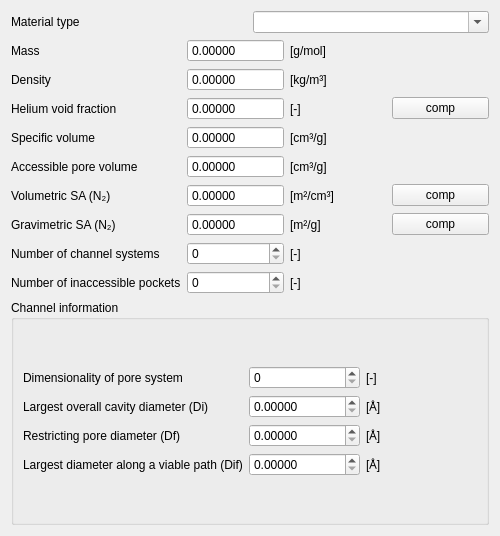
Old version of the form iRASPA/cellstructuralform.ui in the repository gnvramanarao/iRASPA-QT.
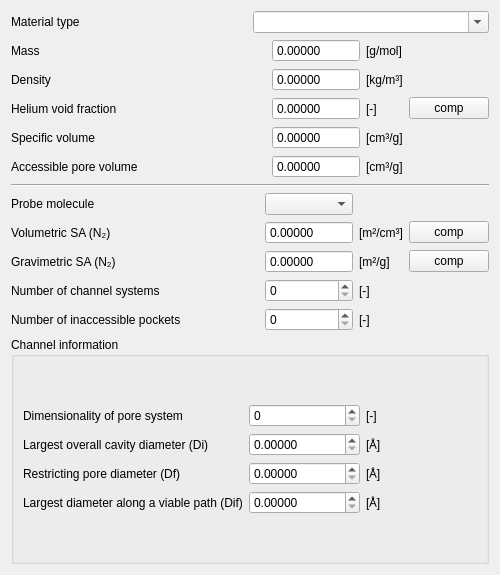
New version of the form. Custom widgets are drawn as their Qt base class.

Commit message: • Use different probe-molecule for the surface areas.

Diff of the .ui file:
```diff
--- a/iRASPA/cellstructuralform.ui
+++ b/iRASPA/cellstructuralform.ui
@@ -7,7 +7,7 @@
     <x>0</x>
     <y>0</y>
     <width>500</width>
-    <height>536</height>
+    <height>575</height>
    </rect>
   </property>
   <property name="windowTitle">
@@ -37,128 +37,7 @@
     </layout>
    </item>
    <item>
-    <layout class="QVBoxLayout" name="verticalLayout_3" stretch="0">
-     <item>
-      <layout class="QGridLayout" name="gridLayout" columnstretch="1,1,1,1">
-       <item row="8" column="0">
-        <widget class="QLabel" name="label_10">
-         <property name="text">
-          <string>Number of inaccessible pockets</string>
-         </property>
-        </widget>
-       </item>
-       <item row="6" column="2">
-        <widget class="QLabel" name="label_31">
-         <property name="text">
-          <string>[m²/g]</string>
-         </property>
-        </widget>
-       </item>
-       <item row="6" column="0">
-        <widget class="QLabel" name="label_8">
-         <property name="text">
-          <string>Gravimetric SA (N₂)</string>
-         </property>
-        </widget>
-       </item>
-       <item row="4" column="2">
-        <widget class="QLabel" name="label_27">
-         <property name="text">
-          <string>[cm³/g]</string>
-         </property>
-        </widget>
-       </item>
-       <item row="1" column="2">
-        <widget class="QLabel" name="label_22">
-         <property name="text">
-          <string>[kg/m³]</string>
-         </property>
-        </widget>
-       </item>
-       <item row="7" column="0">
-        <widget class="QLabel" name="label_9">
-         <property name="text">
-          <string>Number of channel systems</string>
-         </property>
-        </widget>
-       </item>
-       <item row="5" column="2">
-        <widget class="QLabel" name="label_25">
-         <property name="text">
-          <string>[m²/cm³]</string>
-         </property>
-        </widget>
-       </item>
-       <item row="4" column="0">
-        <widget class="QLabel" name="label_6">
-         <property name="text">
-          <string>Accessible pore volume</string>
-         </property>
-        </widget>
-       </item>
-       <item row="2" column="2">
-        <widget class="QLabel" name="label_26">
-         <property name="text">
-          <string>[-]</string>
-         </property>
-        </widget>
-       </item>
-       <item row="8" column="2">
-        <widget class="QLabel" name="label_30">
-         <property name="text">
-          <string>[-]</string>
-         </property>
-        </widget>
-       </item>
-       <item row="7" column="2">
-        <widget class="QLabel" name="label_23">
-         <property name="text">
-          <string>[-]</string>
-         </property>
-        </widget>
-       </item>
-       <item row="5" column="0">
-        <widget class="QLabel" name="label_7">
-         <property name="text">
-          <string>Volumetric SA (N₂)</string>
-         </property>
-        </widget>
-       </item>
-       <item row="0" column="0">
-        <widget class="QLabel" name="label_2">
-         <property name="text">
-          <string>Mass</string>
-         </property>
-        </widget>
-       </item>
-       <item row="2" column="0">
-        <widget class="QLabel" name="label_4">
-         <property name="text">
-          <string>Helium void fraction</string>
-         </property>
-        </widget>
-       </item>
-       <item row="3" column="2">
-        <widget class="QLabel" name="label_28">
-         <property name="text">
-          <string>[cm³/g]</string>
-         </property>
-        </widget>
-       </item>
-       <item row="1" column="0">
-        <widget class="QLabel" name="label_3">
-         <property name="text">
-          <string>Density</string>
-         </property>
-        </widget>
-       </item>
-       <item row="3" column="0">
-        <widget class="QLabel" name="label_5">
-         <property name="text">
-          <string>Specific volume</string>
-         </property>
-        </widget>
-       </item>
+    <layout class="QGridLayout" name="gridLayout_3" columnstretch="1,0,0,0">
        <item row="0" column="2">
         <widget class="QLabel" name="label_24">
          <property name="text">
@@ -166,6 +45,31 @@
          </property>
         </widget>
        </item>
+     <item row="2" column="1">
+      <widget class="CustomDoubleSpinBox" name="heliumVoidFractionDoubleSpinBox">
+       <property name="sizePolicy">
+        <sizepolicy hsizetype="Preferred" vsizetype="Fixed">
+         <horstretch>0</horstretch>
+         <verstretch>0</verstretch>
+        </sizepolicy>
+       </property>
+       <property name="readOnly">
+        <bool>true</bool>
+       </property>
+       <property name="buttonSymbols">
+        <enum>QAbstractSpinBox::NoButtons</enum>
+       </property>
+       <property name="keyboardTracking">
+        <bool>false</bool>
+       </property>
+       <property name="decimals">
+        <number>5</number>
+       </property>
+       <property name="maximum">
+        <double>999999.000000000000000</double>
+       </property>
+      </widget>
+     </item>
        <item row="2" column="3">
         <widget class="QPushButton" name="computeHeliumVoidFractionPushButton">
          <property name="text">
@@ -173,17 +77,24 @@
          </property>
         </widget>
        </item>
-       <item row="5" column="3">
-        <widget class="QPushButton" name="computeVolumetricSurfaceAreaPushButton">
+     <item row="0" column="0">
+      <widget class="QLabel" name="label_2">
          <property name="text">
-          <string>comp</string>
+        <string>Mass</string>
          </property>
         </widget>
        </item>
-       <item row="6" column="3">
-        <widget class="QPushButton" name="computeGravimetricSurfaceAreaPushButton">
+     <item row="1" column="2">
+      <widget class="QLabel" name="label_22">
          <property name="text">
-          <string>comp</string>
+        <string>[kg/m³]</string>
+       </property>
+      </widget>
+     </item>
+     <item row="3" column="0">
+      <widget class="QLabel" name="label_5">
+       <property name="text">
+        <string>Specific volume</string>
          </property>
         </widget>
        </item>
@@ -200,6 +111,38 @@
          </property>
         </spacer>
        </item>
+     <item row="3" column="1">
+      <widget class="CustomDoubleSpinBox" name="specificVolumeDoubleSpinBox">
+       <property name="sizePolicy">
+        <sizepolicy hsizetype="Preferred" vsizetype="Fixed">
+         <horstretch>0</horstretch>
+         <verstretch>0</verstretch>
+        </sizepolicy>
+       </property>
+       <property name="readOnly">
+        <bool>true</bool>
+       </property>
+       <property name="buttonSymbols">
+        <enum>QAbstractSpinBox::NoButtons</enum>
+       </property>
+       <property name="keyboardTracking">
+        <bool>false</bool>
+       </property>
+       <property name="decimals">
+        <number>5</number>
+       </property>
+       <property name="maximum">
+        <double>999999.000000000000000</double>
+       </property>
+      </widget>
+     </item>
+     <item row="1" column="0">
+      <widget class="QLabel" name="label_3">
+       <property name="text">
+        <string>Density</string>
+       </property>
+      </widget>
+     </item>
        <item row="1" column="3">
         <spacer name="horizontalSpacer_2">
          <property name="orientation">
@@ -226,70 +169,6 @@
          </property>
         </spacer>
        </item>
-       <item row="4" column="3">
-        <spacer name="horizontalSpacer_4">
-         <property name="orientation">
-          <enum>Qt::Horizontal</enum>
-         </property>
-         <property name="sizeHint" stdset="0">
-          <size>
-           <width>40</width>
-           <height>20</height>
-          </size>
-         </property>
-        </spacer>
-       </item>
-       <item row="7" column="3">
-        <spacer name="horizontalSpacer_5">
-         <property name="orientation">
-          <enum>Qt::Horizontal</enum>
-         </property>
-         <property name="sizeHint" stdset="0">
-          <size>
-           <width>40</width>
-           <height>20</height>
-          </size>
-         </property>
-        </spacer>
-       </item>
-       <item row="8" column="3">
-        <spacer name="horizontalSpacer_6">
-         <property name="orientation">
-          <enum>Qt::Horizontal</enum>
-         </property>
-         <property name="sizeHint" stdset="0">
-          <size>
-           <width>40</width>
-           <height>20</height>
-          </size>
-         </property>
-        </spacer>
-       </item>
-       <item row="0" column="1">
-        <widget class="CustomDoubleSpinBox" name="massDoubleSpinBox">
-         <property name="sizePolicy">
-          <sizepolicy hsizetype="Preferred" vsizetype="Fixed">
-           <horstretch>0</horstretch>
-           <verstretch>0</verstretch>
-          </sizepolicy>
-         </property>
-         <property name="readOnly">
-          <bool>true</bool>
-         </property>
-         <property name="buttonSymbols">
-          <enum>QAbstractSpinBox::NoButtons</enum>
-         </property>
-         <property name="keyboardTracking">
-          <bool>false</bool>
-         </property>
-         <property name="decimals">
-          <number>5</number>
-         </property>
-         <property name="maximum">
-          <double>999999.000000000000000</double>
-         </property>
-        </widget>
-       </item>
        <item row="1" column="1">
         <widget class="CustomDoubleSpinBox" name="densityDoubleSpinBox">
          <property name="sizePolicy">
@@ -315,8 +194,8 @@
          </property>
         </widget>
        </item>
-       <item row="2" column="1">
-        <widget class="CustomDoubleSpinBox" name="heliumVoidFractionDoubleSpinBox">
+     <item row="0" column="1">
+      <widget class="CustomDoubleSpinBox" name="massDoubleSpinBox">
          <property name="sizePolicy">
           <sizepolicy hsizetype="Preferred" vsizetype="Fixed">
            <horstretch>0</horstretch>
@@ -340,28 +219,31 @@
          </property>
         </widget>
        </item>
-       <item row="3" column="1">
-        <widget class="CustomDoubleSpinBox" name="specificVolumeDoubleSpinBox">
-         <property name="sizePolicy">
-          <sizepolicy hsizetype="Preferred" vsizetype="Fixed">
-           <horstretch>0</horstretch>
-           <verstretch>0</verstretch>
-          </sizepolicy>
-         </property>
-         <property name="readOnly">
-          <bool>true</bool>
-         </property>
-         <property name="buttonSymbols">
-          <enum>QAbstractSpinBox::NoButtons</enum>
-         </property>
-         <property name="keyboardTracking">
-          <bool>false</bool>
-         </property>
-         <property name="decimals">
-          <number>5</number>
-         </property>
-         <property name="maximum">
-          <double>999999.000000000000000</double>
+     <item row="2" column="0">
+      <widget class="QLabel" name="label_4">
+       <property name="text">
+        <string>Helium void fraction</string>
+       </property>
+      </widget>
+     </item>
+     <item row="3" column="2">
+      <widget class="QLabel" name="label_28">
+       <property name="text">
+        <string>[cm³/g]</string>
+       </property>
+      </widget>
+     </item>
+     <item row="2" column="2">
+      <widget class="QLabel" name="label_26">
+       <property name="text">
+        <string>[-]</string>
+       </property>
+      </widget>
+     </item>
+     <item row="4" column="0">
+      <widget class="QLabel" name="label_6">
+       <property name="text">
+        <string>Accessible pore volume</string>
          </property>
         </widget>
        </item>
@@ -390,7 +272,87 @@
          </property>
         </widget>
        </item>
-       <item row="5" column="1">
+     <item row="4" column="2">
+      <widget class="QLabel" name="label_27">
+       <property name="text">
+        <string>[cm³/g]</string>
+       </property>
+      </widget>
+     </item>
+     <item row="4" column="3">
+      <spacer name="horizontalSpacer_4">
+       <property name="orientation">
+        <enum>Qt::Horizontal</enum>
+       </property>
+       <property name="sizeHint" stdset="0">
+        <size>
+         <width>40</width>
+         <height>20</height>
+        </size>
+       </property>
+      </spacer>
+     </item>
+    </layout>
+   </item>
+   <item>
+    <widget class="Line" name="line">
+     <property name="orientation">
+      <enum>Qt::Horizontal</enum>
+     </property>
+    </widget>
+   </item>
+   <item>
+    <layout class="QGridLayout" name="gridLayout" columnstretch="1,0,0,0">
+     <item row="1" column="3">
+      <widget class="QPushButton" name="computeVolumetricSurfaceAreaPushButton">
+       <property name="text">
+        <string>comp</string>
+       </property>
+      </widget>
+     </item>
+     <item row="2" column="2">
+      <widget class="QLabel" name="label_31">
+       <property name="text">
+        <string>[m²/g]</string>
+       </property>
+      </widget>
+     </item>
+     <item row="3" column="0">
+      <widget class="QLabel" name="label_9">
+       <property name="text">
+        <string>Number of channel systems</string>
+       </property>
+      </widget>
+     </item>
+     <item row="3" column="2">
+      <widget class="QLabel" name="label_23">
+       <property name="text">
+        <string>[-]</string>
+       </property>
+      </widget>
+     </item>
+     <item row="0" column="1">
+      <widget class="QComboBox" name="probeMoleculeComboBox">
+       <property name="editable">
+        <bool>false</bool>
+       </property>
+      </widget>
+     </item>
+     <item row="2" column="3">
+      <widget class="QPushButton" name="computeGravimetricSurfaceAreaPushButton">
+       <property name="text">
+        <string>comp</string>
+       </property>
+      </widget>
+     </item>
+     <item row="0" column="0">
+      <widget class="QLabel" name="label_15">
+       <property name="text">
+        <string>Probe molecule</string>
+       </property>
+      </widget>
+     </item>
+     <item row="1" column="1">
         <widget class="CustomDoubleSpinBox" name="volumetricSurfaceAreaDoubleSpinBox">
          <property name="sizePolicy">
           <sizepolicy hsizetype="Preferred" vsizetype="Fixed">
@@ -415,32 +377,14 @@
          </property>
         </widget>
        </item>
-       <item row="6" column="1">
-        <widget class="CustomDoubleSpinBox" name="gravimetricSurfaceAreaDoubleSpinBox">
-         <property name="sizePolicy">
-          <sizepolicy hsizetype="Preferred" vsizetype="Fixed">
-           <horstretch>0</horstretch>
-           <verstretch>0</verstretch>
-          </sizepolicy>
-         </property>
-         <property name="readOnly">
-          <bool>true</bool>
-         </property>
-         <property name="buttonSymbols">
-          <enum>QAbstractSpinBox::NoButtons</enum>
-         </property>
-         <property name="keyboardTracking">
-          <bool>false</bool>
-         </property>
-         <property name="decimals">
-          <number>5</number>
-         </property>
-         <property name="maximum">
-          <double>999999.000000000000000</double>
+     <item row="1" column="0">
+      <widget class="QLabel" name="label_7">
+       <property name="text">
+        <string>Volumetric SA (N₂)</string>
          </property>
         </widget>
        </item>
-       <item row="7" column="1">
+     <item row="3" column="1">
         <widget class="CustomIntSpinBox" name="numberOfChannelSystemsSpinBox">
          <property name="sizePolicy">
           <sizepolicy hsizetype="Preferred" vsizetype="Fixed">
@@ -453,7 +397,66 @@
          </property>
         </widget>
        </item>
-       <item row="8" column="1">
+     <item row="1" column="2">
+      <widget class="QLabel" name="label_25">
+       <property name="text">
+        <string>[m²/cm³]</string>
+       </property>
+      </widget>
+     </item>
+     <item row="2" column="0">
+      <widget class="QLabel" name="label_8">
+       <property name="text">
+        <string>Gravimetric SA (N₂)</string>
+       </property>
+      </widget>
+     </item>
+     <item row="2" column="1">
+      <widget class="CustomDoubleSpinBox" name="gravimetricSurfaceAreaDoubleSpinBox">
+       <property name="sizePolicy">
+        <sizepolicy hsizetype="Preferred" vsizetype="Fixed">
+         <horstretch>0</horstretch>
+         <verstretch>0</verstretch>
+        </sizepolicy>
+       </property>
+       <property name="readOnly">
+        <bool>true</bool>
+       </property>
+       <property name="buttonSymbols">
+        <enum>QAbstractSpinBox::NoButtons</enum>
+       </property>
+       <property name="keyboardTracking">
+        <bool>false</bool>
+       </property>
+       <property name="decimals">
+        <number>5</number>
+       </property>
+       <property name="maximum">
+        <double>999999.000000000000000</double>
+       </property>
+      </widget>
+     </item>
+     <item row="3" column="3">
+      <spacer name="horizontalSpacer_5">
+       <property name="orientation">
+        <enum>Qt::Horizontal</enum>
+       </property>
+       <property name="sizeHint" stdset="0">
+        <size>
+         <width>40</width>
+         <height>20</height>
+        </size>
+       </property>
+      </spacer>
+     </item>
+     <item row="4" column="0">
+      <widget class="QLabel" name="label_10">
+       <property name="text">
+        <string>Number of inaccessible pockets</string>
+       </property>
+      </widget>
+     </item>
+     <item row="4" column="1">
         <widget class="CustomIntSpinBox" name="numberOfInaccessiblePocketsSpinBox">
          <property name="sizePolicy">
           <sizepolicy hsizetype="MinimumExpanding" vsizetype="Fixed">
@@ -466,7 +469,25 @@
          </property>
         </widget>
        </item>
-      </layout>
+     <item row="4" column="2">
+      <widget class="QLabel" name="label_30">
+       <property name="text">
+        <string>[-]</string>
+       </property>
+      </widget>
+     </item>
+     <item row="4" column="3">
+      <spacer name="horizontalSpacer_6">
+       <property name="orientation">
+        <enum>Qt::Horizontal</enum>
+       </property>
+       <property name="sizeHint" stdset="0">
+        <size>
+         <width>40</width>
+         <height>20</height>
+        </size>
+       </property>
+      </spacer>
      </item>
     </layout>
    </item>
```
Lines whose indentation alone changed are shown as unchanged. The commit also changes 10 other files.
